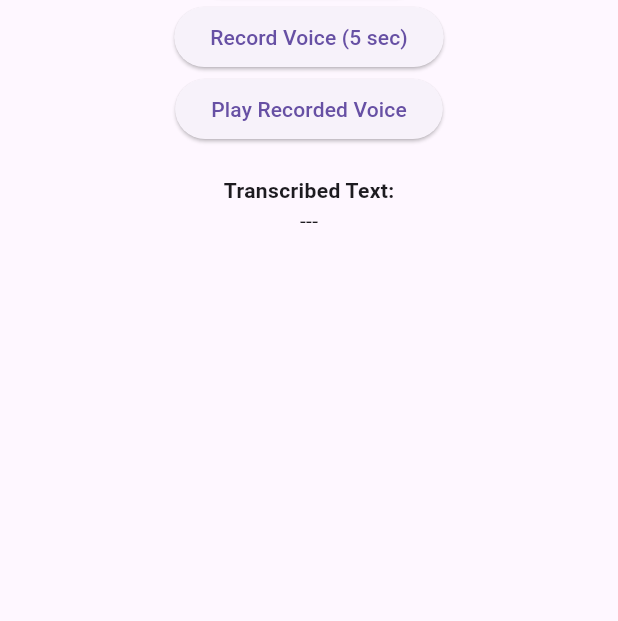
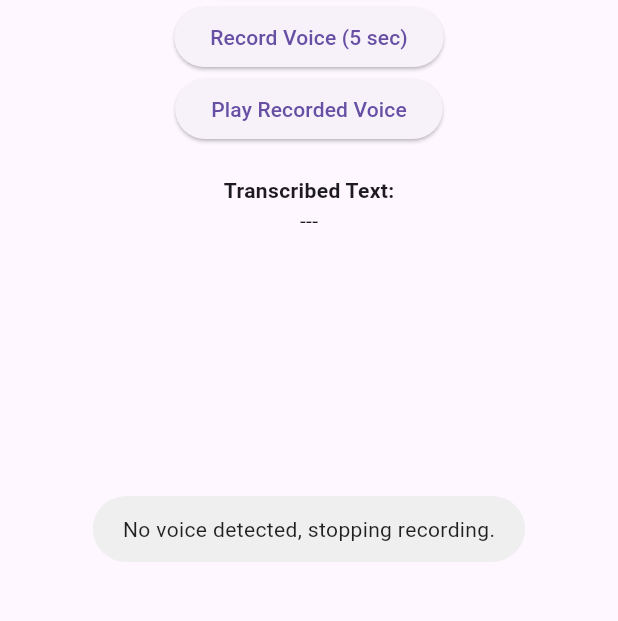
Before and after one commit to bazinga-thedog/winamp, a Flutter app: the screen it shows after launch, after a tap on "Record Voice (5 sec)", on a phone screen of 412 x 824 dp, the part 578-1199 px from its top. Run offline on Flutter 3.47's test engine with Material 3 defaults, Android fonts, the phone set to English and light mode, and no system bars; our stand-ins replace audioplayers, fluttertoast, permission_handler, speech_to_text; missing offline and left inert: flutter_sound; statements that could not run were skipped.

```diff
--- a/lib/main.dart
+++ b/lib/main.dart
@@ -6,6 +6,7 @@ import 'package:permission_handler/permission_handler.dart';
 import 'package:path_provider/path_provider.dart';
 import 'dart:io';
 import 'package:speech_to_text/speech_to_text.dart' as stt;
+import 'package:fluttertoast/fluttertoast.dart';
 
 void main() {
   runApp(AudioApp());
@@ -69,15 +70,25 @@ class _AudioHomePageState extends State<AudioHomePage> {
       _transcribedText = ''; // clear previous transcription
     });
 
+    bool isSilentTimeoutTriggered = false;
+    String lastTranscription = '';
+    DateTime lastChangeTime = DateTime.now();
+
     // Start speech recognition
     if (_isSpeechAvailable) {
       await _speech.listen(
         onResult: (result) {
+          final currentText = result.recognizedWords;
+          if (currentText != lastTranscription) {
             setState(() {
-            _transcribedText = result.recognizedWords;
+              _transcribedText = currentText;
             });
+            lastTranscription = currentText;
+            lastChangeTime = DateTime.now();
+          }
         },
-        listenFor: Duration(seconds: 5),
+        listenFor: Duration(seconds: 10),
+        pauseFor: Duration(seconds: 1),
         localeId: 'en_US',
       );
     }
@@ -89,13 +100,48 @@ class _AudioHomePageState extends State<AudioHomePage> {
       codec: Codec.aacADTS,
     );
 
-    await Future.delayed(Duration(seconds: 5));
+    // Background watcher: check every 200ms if no new text for 1s
+    Timer.periodic(Duration(milliseconds: 200), (timer) async {
+      final diff = DateTime.now().difference(lastChangeTime);
+      if (diff.inMilliseconds > 1000 && !isSilentTimeoutTriggered) {
+        isSilentTimeoutTriggered = true;
+        timer.cancel();
+
+        // Stop recorder and speech
         await _recorder.stopRecorder();
-    // Reinitialize player to fix low-volume issue
+        await _speech.stop();
+
+        // Reset player (optional fix for volume bug)
         await _player.closePlayer();
         await _player.openPlayer();
-    // Stop speech recognition
+
+        Fluttertoast.showToast(
+          msg: "No voice detected, stopping recording.",
+          toastLength: Toast.LENGTH_SHORT,
+          gravity: ToastGravity.BOTTOM,
+        );
+      }
+
+      // Safety: if user talks after timeout, do nothing
+      if (isSilentTimeoutTriggered) timer.cancel();
+    });
+
+    // Backup: Stop after 10 seconds max
+    Future.delayed(Duration(seconds: 10), () async {
+      if (!isSilentTimeoutTriggered) {
+        await _recorder.stopRecorder();
         await _speech.stop();
+        await _player.closePlayer();
+        await _player.openPlayer();
+      }
+    });
+    // await Future.delayed(Duration(seconds: 5));
+    // await _recorder.stopRecorder();
+    // // Reinitialize player to fix low-volume issue
+    // await _player.closePlayer();
+    // await _player.openPlayer();
+    // // Stop speech recognition
+    // await _speech.stop();
   }
 
   Future<void> _playRecordedVoice() async {
--- a/pubspec.yaml
+++ b/pubspec.yaml
@@ -37,6 +37,7 @@ dependencies:
   flutter_sound: ^9.2.13+1
   permission_handler: ^12.0.1
   speech_to_text: ^6.5.1
+  fluttertoast: ^8.2.4
 dev_dependencies:
   flutter_test:
     sdk: flutter
```
Also changed, not shown: pubspec.lock. Lines whose indentation alone changed are shown as unchanged.
